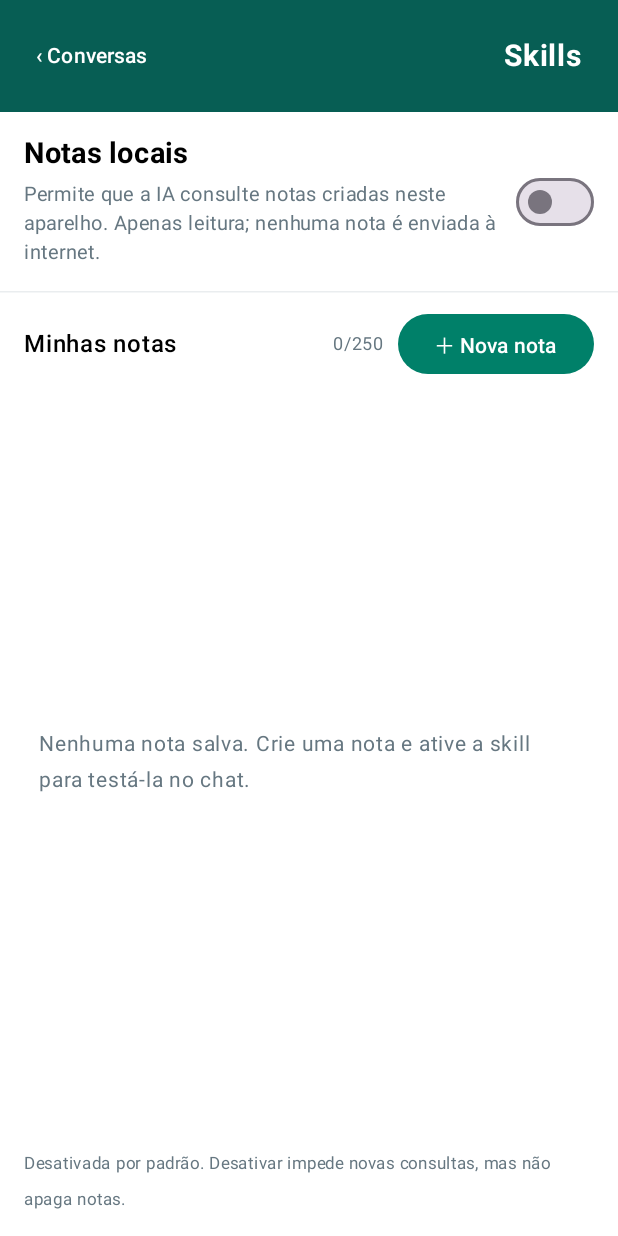
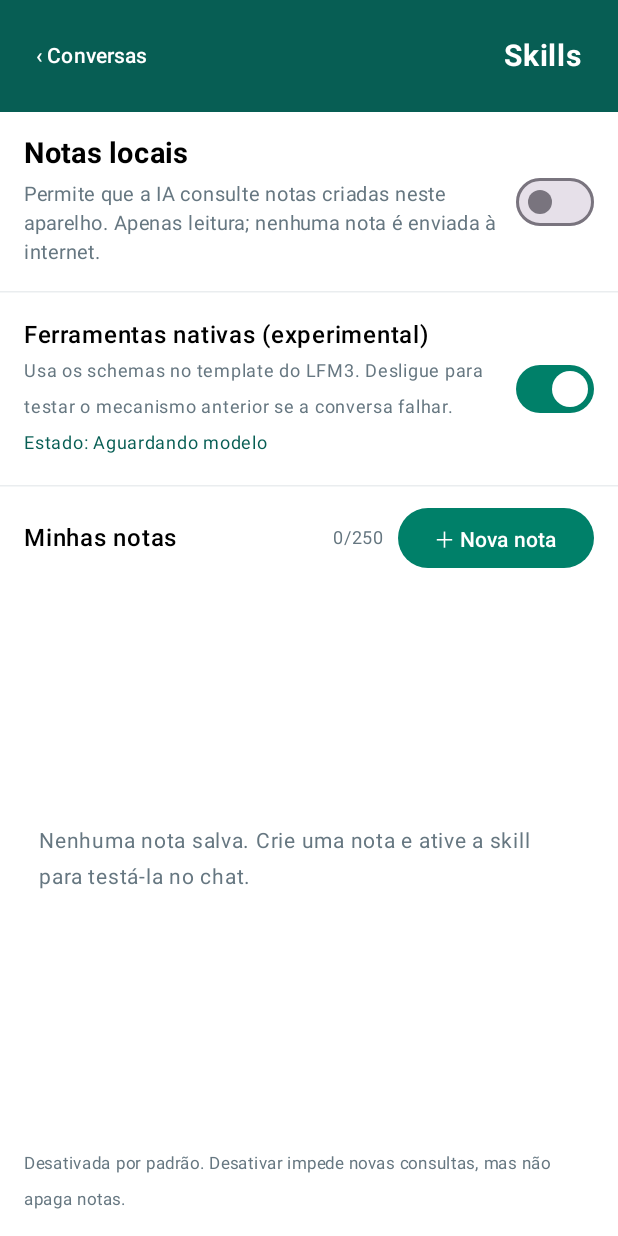
Before and after one commit to pabloerlis/LFM3Local, an Android app built with Jetpack Compose: the screen it shows after launch (MainActivity), after a tap on "Skills", on a phone screen of 412 x 824 dp. Run offline under Robolectric (Android 15) with nearby library versions, the phone set to English and light mode, and no system bars; 2 statements that could not run were skipped.

Commit message:
feat(controls): user-selectable native/compat tool mode for reversible device A-B testing

```diff
--- a/android/app/src/main/java/br/com/lfm3local/LocalNotesScreen.kt
+++ b/android/app/src/main/java/br/com/lfm3local/LocalNotesScreen.kt
@@ -24,6 +24,9 @@ fun LocalNotesScreen(
     notes: List<NoteRecord>,
     enabled: Boolean,
     canChange: Boolean,
+    nativePreferred: Boolean,
+    nativeStatus: String,
+    onNativePreferredChange: (Boolean) -> Unit,
     errorMessage: String,
     onBack: () -> Unit,
     onEnabledChange: (Boolean) -> Unit,
@@ -62,6 +65,18 @@ fun LocalNotesScreen(
             }
             Spacer(Modifier.width(8.dp))
             Switch(checked = enabled, onCheckedChange = onEnabledChange, enabled = canChange)
+        }
+        HorizontalDivider(color = Color(0xFFEAEDEF))
+        Row(Modifier.fillMaxWidth().padding(16.dp), verticalAlignment = Alignment.CenterVertically) {
+            Column(Modifier.weight(1f)) {
+                Text("Ferramentas nativas (experimental)",
+                    fontWeight = FontWeight.SemiBold, fontSize = 16.sp)
+                Text("Usa os schemas no template do LFM3. Desligue para testar o mecanismo " +
+                    "anterior se a conversa falhar.", color = secondaryText, fontSize = 12.sp)
+                Text("Estado: " + nativeStatus, color = headerGreen, fontSize = 12.sp)
+            }
+            Switch(checked = nativePreferred,
+                onCheckedChange = onNativePreferredChange, enabled = canChange)
         }
         HorizontalDivider(color = Color(0xFFEAEDEF))
         Row(Modifier.fillMaxWidth().padding(horizontal = 16.dp, vertical = 10.dp),
--- a/android/app/src/main/java/br/com/lfm3local/MainActivity.kt
+++ b/android/app/src/main/java/br/com/lfm3local/MainActivity.kt
@@ -86,6 +86,7 @@ class MainActivity : ComponentActivity() {
     private val lastTurnTelemetry = mutableStateOf("")
     private val runtimeStage = mutableStateOf("Iniciando")
     private val nativeToolMode = mutableStateOf(false)
+    private val nativeToolsPreferred = mutableStateOf(true)
     private val toolTemplateStatus = mutableStateOf("Aguardando modelo")
     private val modelReady = mutableStateOf(false)
     private val modelBusy = mutableStateOf(true)
@@ -105,6 +106,7 @@ class MainActivity : ComponentActivity() {
         window.navigationBarColor = android.graphics.Color.rgb(234, 230, 222)
         store = ChatStore(applicationContext)
         notesEnabled.value = getPreferences(MODE_PRIVATE).getBoolean(PREF_NOTES, false)
+        nativeToolsPreferred.value = getPreferences(MODE_PRIVATE).getBoolean(PREF_NATIVE_TOOLS, true)
         setContent { App() }
         lifecycleScope.launch {
             withContext(Dispatchers.IO) { store.recoverPendingMessages() }
@@ -174,6 +176,9 @@ class MainActivity : ComponentActivity() {
                 notes = notes,
                 enabled = notesEnabled.value,
                 canChange = !modelBusy.value && !responding.value && !contextBusy.value,
+                nativePreferred = nativeToolsPreferred.value,
+                nativeStatus = toolTemplateStatus.value,
+                onNativePreferredChange = ::setNativeToolsPreferred,
                 errorMessage = notesError.value,
                 onBack = { homeSection.intValue = 0 },
                 onEnabledChange = ::setNotesSkillEnabled,
@@ -598,13 +603,16 @@ class MainActivity : ComponentActivity() {
 
     /** Registers the exact allowlist of local tools into the model's Jinja template. */
     private suspend fun syncToolSchemas(): Boolean {
-        val definitions = LocalToolRegistry().definitions + activeSkills().definitions()
+        val definitions = if (nativeToolsPreferred.value)
+            LocalToolRegistry().definitions + activeSkills().definitions()
+        else emptyList()
         val registered = engine.configureToolSchemas(definitions.map {
             NativeToolSchema(it.name, it.description, it.schema)
         })
         nativeToolMode.value = registered
-        toolTemplateStatus.value = if (registered) "Template LFM3 nativo"
-            else "Compatibilidade (prompt)"
+        toolTemplateStatus.value = if (!nativeToolsPreferred.value) "Compatibilidade (manual)"
+            else if (registered) "Template LFM3 nativo"
+            else "Compatibilidade (GGUF sem suporte)"
         return registered
     }
 
@@ -618,6 +626,14 @@ class MainActivity : ComponentActivity() {
                 notesError.value = "Falha ao consultar notas: " + (e.message ?: "desconhecida")
             }
         }
+    }
+
+    private fun setNativeToolsPreferred(enabled: Boolean) {
+        if (responding.value || modelBusy.value || contextBusy.value) return
+        nativeToolsPreferred.value = enabled
+        getPreferences(MODE_PRIVATE).edit().putBoolean(PREF_NATIVE_TOOLS, enabled).apply()
+        nativeChatId = null
+        toolTemplateStatus.value = "Reconfiguração pendente"
     }
 
     private fun setNotesSkillEnabled(checked: Boolean) {
@@ -1030,6 +1046,7 @@ class MainActivity : ComponentActivity() {
         private const val TAG = "LFM3Local"
         private const val PREF_MODEL = "model_path"
         private const val PREF_NOTES = "skill.local.notes.enabled"
+        private const val PREF_NATIVE_TOOLS = "harness.native_tools.preferred"
     }
 }
 
--- a/android/lib/src/main/java/com/arm/aichat/internal/InferenceEngineImpl.kt
+++ b/android/lib/src/main/java/com/arm/aichat/internal/InferenceEngineImpl.kt
@@ -206,7 +206,7 @@ internal class InferenceEngineImpl private constructor(
             check(_state.value is InferenceEngine.State.ModelReady) {
                 "Tool schemas may only be registered when the engine is ready"
             }
-            require(tools.size in 1..12) { "At least one and at most 12 tools are allowed" }
+            require(tools.size <= 12) { "At most 12 tools are allowed" }
             require(tools.map { it.name }.distinct().size == tools.size) { "Duplicate tool names" }
             require(tools.all {
                 it.name.matches(Regex("[a-z][a-z0-9_]{0,63}")) &&
```
